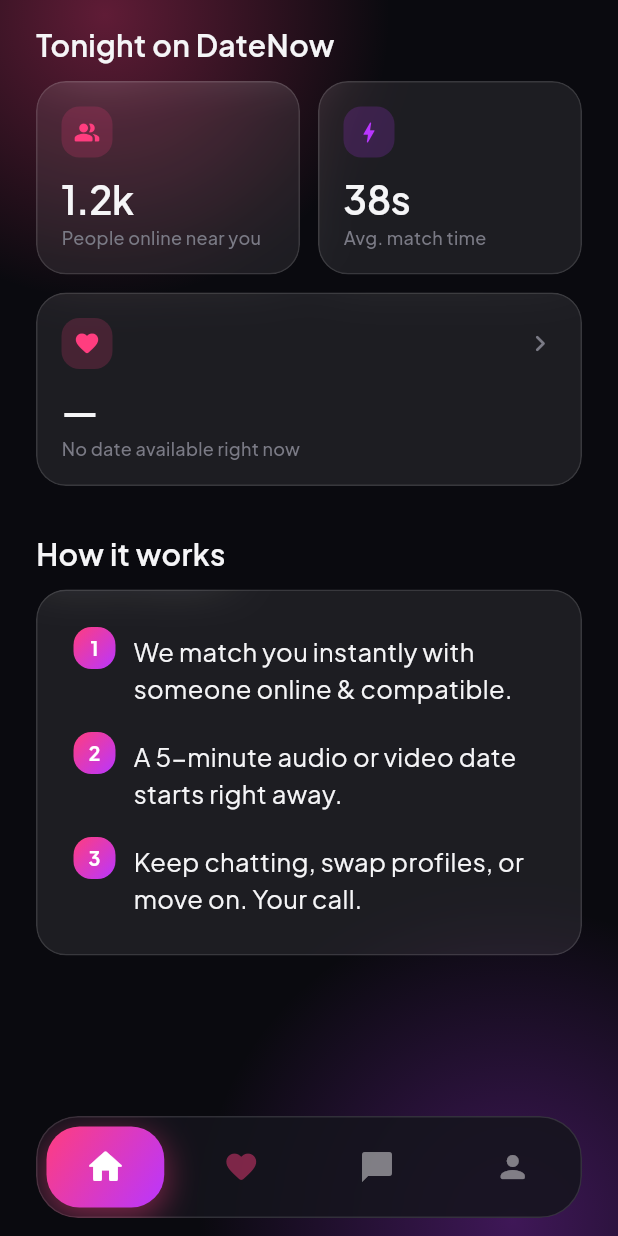
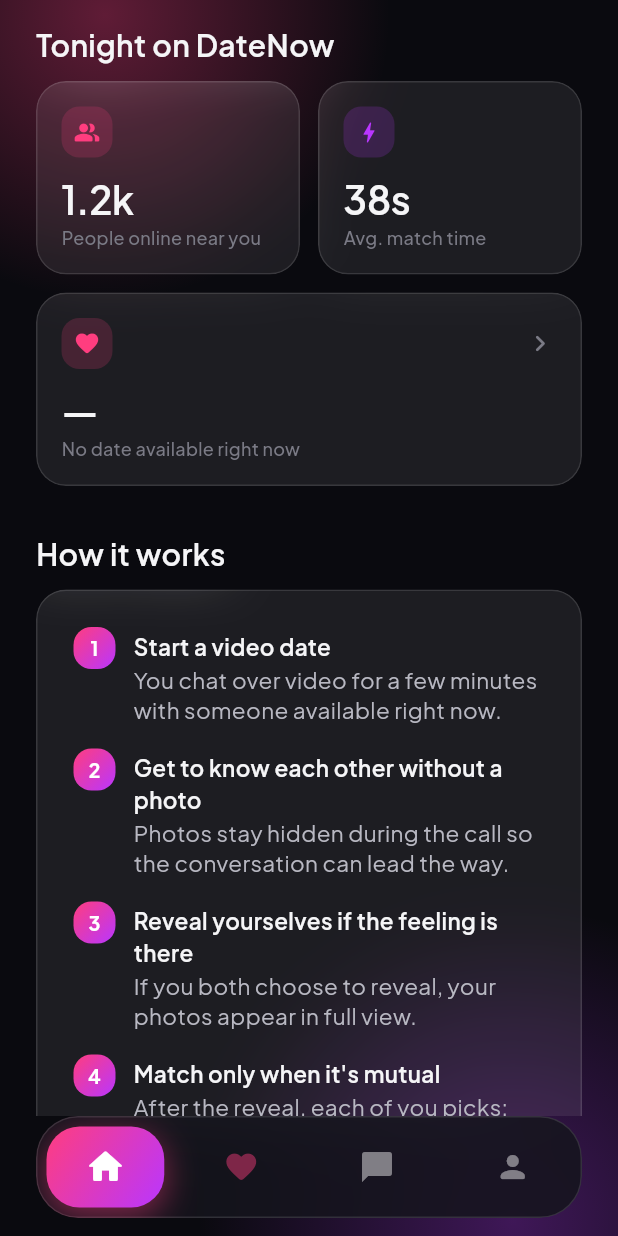
Before and after one commit to ecom59657-cmyk/datenow, a Flutter app: the HomeScreen screen opened by its route, scrolled down 576 dp, on a phone screen of 412 x 824 dp. Run offline on Flutter 3.47's test engine with Material 3 defaults, Android fonts, the phone set to English and light mode, and no system bars; our stand-ins replace firebase_core, firebase_messaging, flutter_animate, flutter_dotenv, flutter_riverpod, freezed_annotation and 6 more; missing offline and left inert: agora_rtc_engine, agora_uikit; accounts and stored records are empty; generated files the repository leaves out were written again; network calls fail.

Commit message:
copy(home): rewrite hero + "How it works" around video date → reveal → mutual match
Home copy was generic ("Someone is waiting for you tonight" / "We
match you instantly"). It told the user what the app does mechanically
without selling the actual product experience: a short video date
with photos hidden, optional mutual reveal, then a separate match
decision step.

Hero (homeHeroTitle):
  FR "Quelqu'un t'attend ce soir." → "Quelqu'un t'attend en date."
  EN "Someone is waiting for you tonight." → "Someone is waiting to
     date right now."

How it works — 3 flat lines become 4 titled steps highlighting each
beat of the product (video date → photo stays hidden → reveal →
reciprocal match):
  1. Lance un date vidéo / Start a video date
  2. Découvre sans te baser sur une photo / Get to know each other
     without a photo
  3. Révélez-vous si le feeling est là / Reveal yourselves if the
     feeling is there
  4. Matchez seulement si c'est réciproque / Match only when it's
     mutual

Each step has a punchy title (bodyStrong) + a body line in muted
textSecondary so the eye lands on the promise first and reads the
detail second. Old keys howItWorks1/2/3 removed (single call-site,
no risk of stale references elsewhere).

_HowItWorksCard signature changed from List<String> to
List<(String, String)> so the home screen passes (title, body)
pairs.  Visual structure (GlassCard + gradient numbered pill)
unchanged.

Scope: copy + l10n + one card widget render. No touch to matching /
Agora / reveal / Supabase / push / messaging / routing.

Verified:
- flutter pub get  ✓ (l10n regen)
- flutter analyze  ✓ 21 pre-existing infos, 0 new errors
- flutter test     ✓ 93/93

Co-Authored-By: Claude Opus 4.7 (1M context) <noreply@anthropic.com>

```diff
--- a/lib/features/home/presentation/home_screen.dart
+++ b/lib/features/home/presentation/home_screen.dart
@@ -102,7 +102,12 @@ class _HomeScreenState extends ConsumerState<HomeScreen>
           Text(l10n.howItWorks, style: AppTypography.h3),
           const SizedBox(height: AppSpacing.sm),
           _HowItWorksCard(
-            steps: [l10n.howItWorks1, l10n.howItWorks2, l10n.howItWorks3],
+            steps: [
+              (l10n.howItWorksStep1Title, l10n.howItWorksStep1Body),
+              (l10n.howItWorksStep2Title, l10n.howItWorksStep2Body),
+              (l10n.howItWorksStep3Title, l10n.howItWorksStep3Body),
+              (l10n.howItWorksStep4Title, l10n.howItWorksStep4Body),
+            ],
           ),
         ],
       ),
@@ -332,7 +337,9 @@ class _HomeScreenState extends ConsumerState<HomeScreen>
 class _HowItWorksCard extends StatelessWidget {
   const _HowItWorksCard({required this.steps});
 
-  final List<String> steps;
+  /// Each step is `(title, body)`. Title is the punchy product
+  /// promise (the part scanned first), body is the explanation.
+  final List<(String, String)> steps;
 
   @override
   Widget build(BuildContext context) {
@@ -365,8 +372,24 @@ class _HowItWorksCard extends StatelessWidget {
                 const SizedBox(width: AppSpacing.sm),
                 Expanded(
                   child: Padding(
-                    padding: const EdgeInsets.only(top: 4),
-                    child: Text(step, style: AppTypography.bodyLarge),
+                    padding: const EdgeInsets.only(top: 2),
+                    child: Column(
+                      crossAxisAlignment: CrossAxisAlignment.start,
+                      children: [
+                        Text(
+                          step.$1,
+                          style: AppTypography.bodyStrong,
+                        ),
+                        const SizedBox(height: 2),
+                        Text(
+                          step.$2,
+                          style: AppTypography.body.copyWith(
+                            color: AppColors.textSecondary,
+                            height: 1.35,
+                          ),
+                        ),
+                      ],
+                    ),
                   ),
                 ),
               ],
--- a/lib/l10n/app_en.arb
+++ b/lib/l10n/app_en.arb
@@ -61,7 +61,7 @@
   "youAreOnline": "You are online",
   "findDateTitle": "Find a date",
   "findDateHook": "Ready for a date tonight?",
-  "homeHeroTitle": "Someone is waiting for you tonight.",
+  "homeHeroTitle": "Someone is waiting to date right now.",
   "homeOnlineNow": "online now",
   "findDateSubtitle": "Get matched with someone online and compatible. Live, in seconds.",
   "findDateNotAuthenticated": "You need to sign in first.",
@@ -90,9 +90,14 @@
     "placeholders": { "count": { "type": "int" } }
   },
   "howItWorks": "How it works",
-  "howItWorks1": "We match you instantly with someone online & compatible.",
-  "howItWorks2": "A 5-minute audio or video date starts right away.",
-  "howItWorks3": "Keep chatting, swap profiles, or move on. Your call.",
+  "howItWorksStep1Title": "Start a video date",
+  "howItWorksStep1Body": "You chat over video for a few minutes with someone available right now.",
+  "howItWorksStep2Title": "Get to know each other without a photo",
+  "howItWorksStep2Body": "Photos stay hidden during the call so the conversation can lead the way.",
+  "howItWorksStep3Title": "Reveal yourselves if the feeling is there",
+  "howItWorksStep3Body": "If you both choose to reveal, your photos appear in full view.",
+  "howItWorksStep4Title": "Match only when it's mutual",
+  "howItWorksStep4Body": "After the reveal, each of you picks: match or pass. The chat opens only if you both want to keep going.",
 
   "navHome": "Home",
   "navDiscover": "Discover",
--- a/lib/l10n/app_fr.arb
+++ b/lib/l10n/app_fr.arb
@@ -56,7 +56,7 @@
   "youAreOnline": "Vous êtes en ligne",
   "findDateTitle": "Trouver un date",
   "findDateHook": "Envie d'un date ce soir ?",
-  "homeHeroTitle": "Quelqu'un t'attend ce soir.",
+  "homeHeroTitle": "Quelqu'un t'attend en date.",
   "homeOnlineNow": "en ligne maintenant",
   "findDateSubtitle": "On vous met en relation avec quelqu'un en ligne et compatible. En direct, en quelques secondes.",
   "findDateNotAuthenticated": "Connecte-toi d'abord.",
@@ -80,9 +80,14 @@
     "placeholders": { "count": { "type": "int" } }
   },
   "howItWorks": "Comment ça marche",
-  "howItWorks1": "On vous met en relation immédiatement avec une personne en ligne et compatible.",
-  "howItWorks2": "Un date audio ou vidéo de 5 minutes démarre aussitôt.",
-  "howItWorks3": "Continuez, échangez vos profils, ou passez. C'est vous qui décidez.",
+  "howItWorksStep1Title": "Lance un date vidéo",
+  "howItWorksStep1Body": "Tu échanges en visio quelques minutes avec une personne disponible maintenant.",
+  "howItWorksStep2Title": "Découvre sans te baser sur une photo",
+  "howItWorksStep2Body": "La photo reste cachée pendant l'échange pour laisser la conversation faire le premier pas.",
+  "howItWorksStep3Title": "Révélez-vous si le feeling est là",
+  "howItWorksStep3Body": "Si vous choisissez tous les deux de révéler, les photos apparaissent en grand.",
+  "howItWorksStep4Title": "Matchez seulement si c'est réciproque",
+  "howItWorksStep4Body": "Après le reveal, chacun choisit : matcher ou passer. La conversation s'ouvre uniquement si vous êtes deux à vouloir continuer.",
 
   "navHome": "Accueil",
   "navDiscover": "Découvrir",
```
